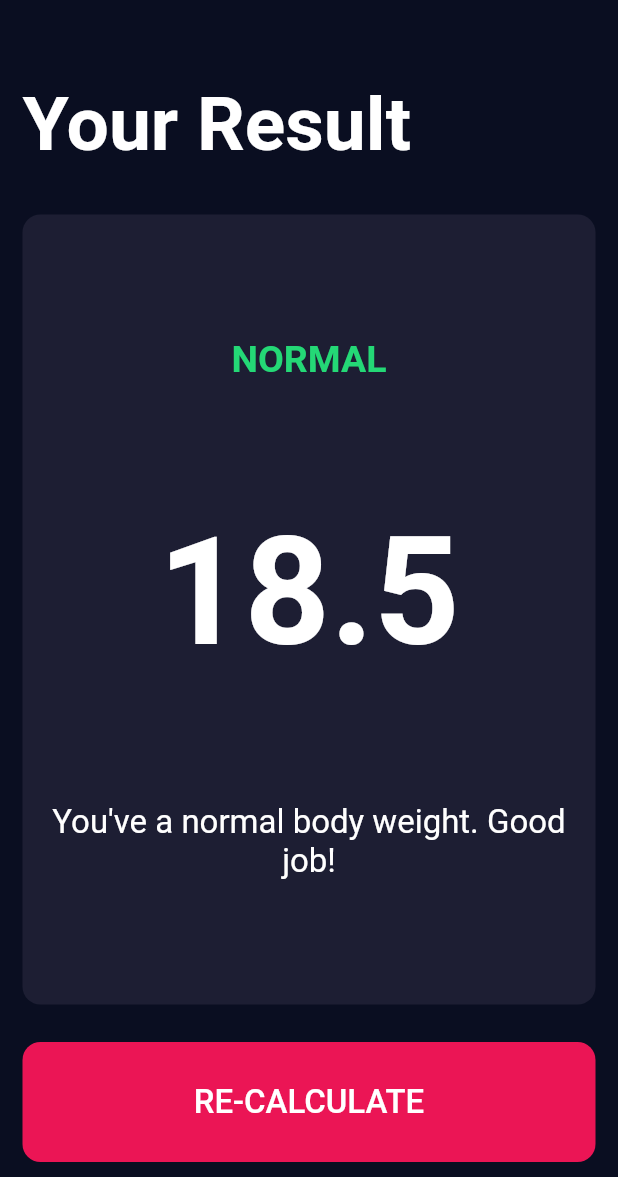
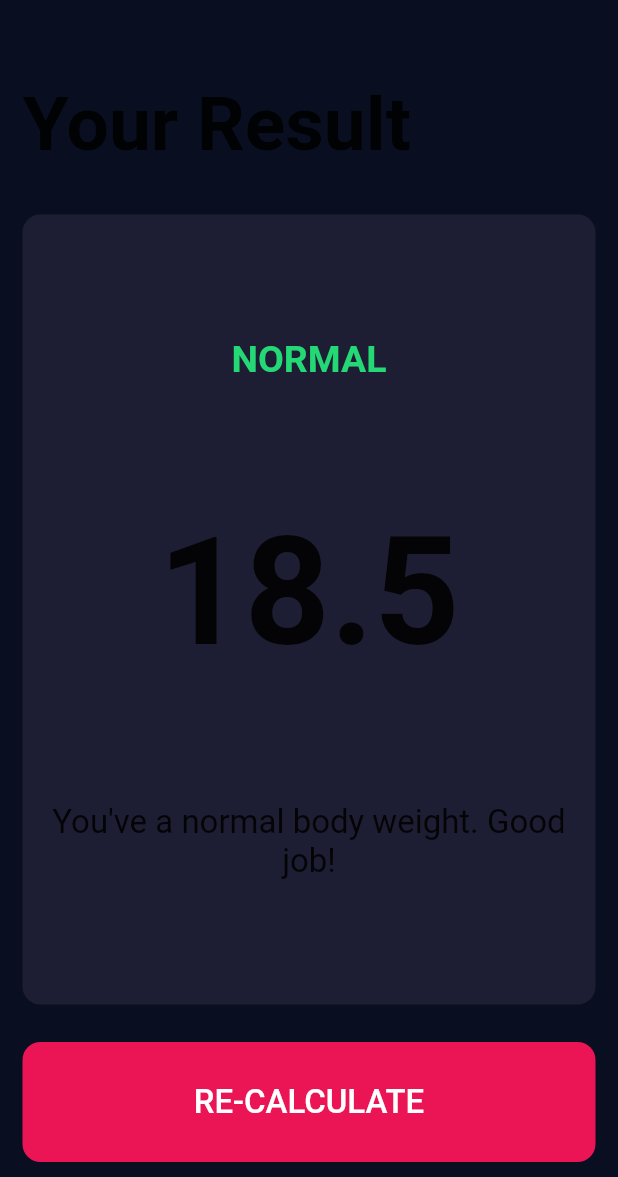
Before and after one commit to iamkartiknayak/bmi-pro, a Flutter app: the screen it shows after launch, after a tap on "CALCULATE", on a phone screen of 412 x 824 dp, the part 59-1236 px from its top. Run offline on Flutter 3.47's test engine with Material 2 defaults, Android fonts, the light colour scheme and no system bars; our stand-ins replace font_awesome_flutter.

Commit message:
Update files

```diff
--- a/lib/main.dart
+++ b/lib/main.dart
@@ -1,6 +1,6 @@
 import 'package:flutter/material.dart';
 
-import 'screens/input_page.dart';
+import './screens/input_page.dart';
 
 void main() => runApp(const MyApp());
 
@@ -11,12 +11,13 @@ class MyApp extends StatelessWidget {
   Widget build(BuildContext context) {
     return MaterialApp(
       debugShowCheckedModeBanner: false,
-      theme: ThemeData.dark().copyWith(
+      theme: ThemeData.light().copyWith(
         scaffoldBackgroundColor: const Color(0xff0a0e21),
         appBarTheme: const AppBarTheme(
-            backgroundColor: Color(0xff0a0e21),
-            elevation: 0.0,
-            centerTitle: true),
+          backgroundColor: Color(0xff0a0e21),
+          elevation: 0.0,
+          centerTitle: true,
+        ),
       ),
       home: const InputPage(),
     );
```
Also changed, not shown: lib/screens/input_page.dart (+4 -4 lines).
